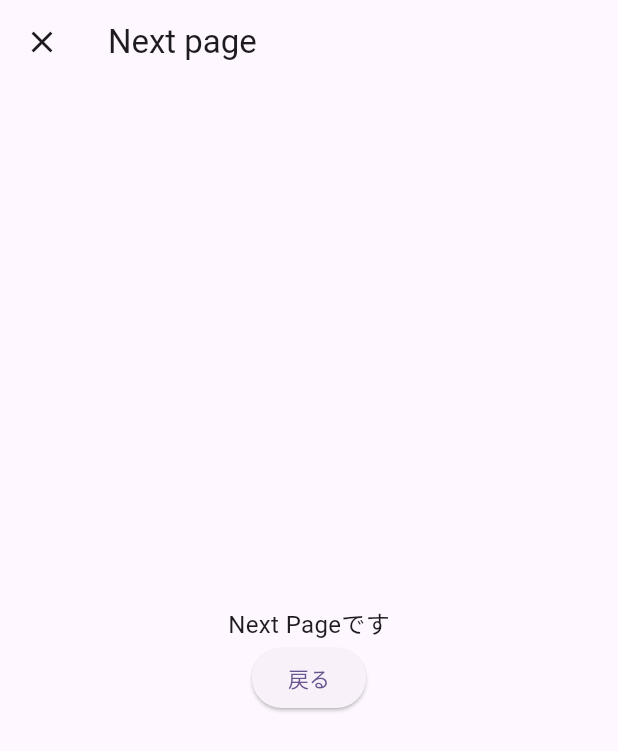
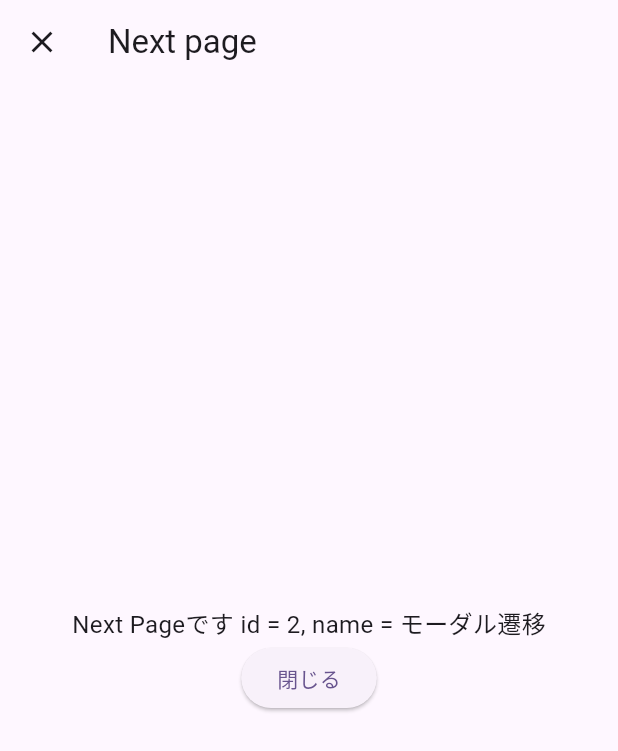
Before and after one commit to riku-yokoyama/flutter_lesson6, a Flutter app: the screen it shows after launch, after a tap on "モーダル遷移", on a phone screen of 412 x 824 dp. Shown: the top 751 px of the screen. Run offline on Flutter 3.47's test engine with Material 3 defaults, Android fonts, the phone set to English and light mode, and no system bars.

Commit message:
遷移先ページへのパラメータ渡しを学習した

```diff
--- a/lib/main.dart
+++ b/lib/main.dart
@@ -30,14 +30,14 @@ class MyHomePage extends StatefulWidget {
 }
 
 class _MyHomePageState extends State<MyHomePage> {
-  // プッシュ遷移用の関数
+  /* プッシュ遷移用の関数 */
   void _pushPage() {
     Navigator.push(context, MaterialPageRoute(builder: (context) {
-      return NextPage();
+      return NextPage(id: 1, name: 'プッシュ遷移');
     }));
   }
 
-  // モーダル遷移用の関数
+  /* モーダル遷移用の関数 */
   void _modalPage() {
     Navigator.push(
         // Navidatorは画面遷移を管理する。contextはスタックで保存される画面情報において
@@ -46,7 +46,10 @@ class _MyHomePageState extends State<MyHomePage> {
         MaterialPageRoute(
             // 次にどのように画面遷移するかを示す属性
             builder: (context) {
-              return NextPage();
+              return NextPage(
+                id: 2,
+                name: 'モーダル遷移',
+              );
             },
             fullscreenDialog: true));
   }
@@ -80,25 +83,35 @@ class _MyHomePageState extends State<MyHomePage> {
 
 // 遷移先画面のウィジェット
 class NextPage extends StatelessWidget {
+  /* コンストラクタ */
+  NextPage({required this.id, required this.name});
+  // 遷移元ID
+  final int id;
+  // 画面名
+  final String name;
+
   @override
   Widget build(BuildContext context) {
     return Scaffold(
       appBar: AppBar(
         title: Text('Next page'),
       ),
+
+      /* 遷移先ページのボディ部 */
       body: Center(
         child: Column(
           mainAxisAlignment: MainAxisAlignment.center,
           children: [
             Text(
-              'Next Pageです',
+              'Next Pageです id = $id, name = $name',
               style: TextStyle(fontSize: 16),
             ),
             ElevatedButton(
                 onPressed: () {
                   Navigator.pop(context);
                 },
-                child: Text('戻る'))
+                // idによって遷移先を変える
+                child: Text(id == 1 ? '戻る' : '閉じる'))
           ],
         ),
       ),
```
